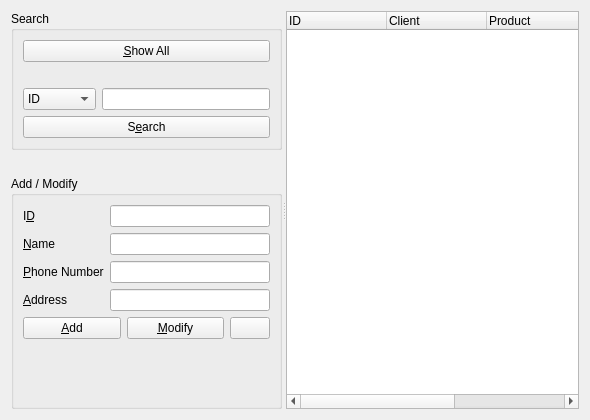
The window that CSApp/ordermanagerform.ui (Jeong77777/Project_ClientChatManagementProgram_Qt) describes before a commit, drawn with Qt 5.
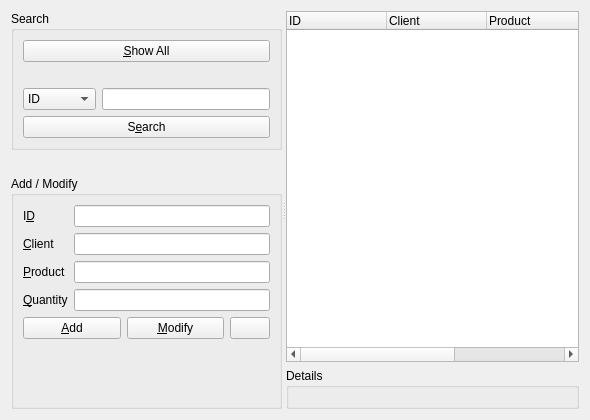
The same window after the commit.

Diff of the .ui file:
```diff
--- a/CSApp/ordermanagerform.ui
+++ b/CSApp/ordermanagerform.ui
@@ -120,36 +120,6 @@
               </property>
              </widget>
             </item>
-            <item row="1" column="0">
-             <widget class="QLabel" name="nameLabel">
-              <property name="text">
-               <string>&amp;Name</string>
-              </property>
-              <property name="buddy">
-               <cstring>nameLineEdit</cstring>
-              </property>
-             </widget>
-            </item>
-            <item row="3" column="0">
-             <widget class="QLabel" name="addressLabel">
-              <property name="text">
-               <string>&amp;Address</string>
-              </property>
-              <property name="buddy">
-               <cstring>addressLineEdit</cstring>
-              </property>
-             </widget>
-            </item>
-            <item row="2" column="0">
-             <widget class="QLabel" name="phoneNumberLabel">
-              <property name="text">
-               <string>&amp;Phone Number</string>
-              </property>
-              <property name="buddy">
-               <cstring>phoneNumberLineEdit</cstring>
-              </property>
-             </widget>
-            </item>
             <item row="0" column="1">
              <widget class="QLineEdit" name="idLineEdit">
               <property name="readOnly">
@@ -157,14 +127,48 @@
               </property>
              </widget>
             </item>
+            <item row="1" column="0">
+             <widget class="QLabel" name="clientLabel">
+              <property name="text">
+               <string>&amp;Client</string>
+              </property>
+              <property name="buddy">
+               <cstring>nameLineEdit</cstring>
+              </property>
+             </widget>
+            </item>
             <item row="1" column="1">
              <widget class="QLineEdit" name="nameLineEdit"/>
             </item>
+            <item row="2" column="0">
+             <widget class="QLabel" name="productLabel">
+              <property name="text">
+               <string>&amp;Product</string>
+              </property>
+              <property name="buddy">
+               <cstring>phoneNumberLineEdit</cstring>
+              </property>
+             </widget>
+            </item>
             <item row="2" column="1">
              <widget class="QLineEdit" name="phoneNumberLineEdit"/>
             </item>
+            <item row="3" column="0">
+             <widget class="QLabel" name="quantityLabel">
+              <property name="text">
+               <string>&amp;Quantity</string>
+              </property>
+              <property name="buddy">
+               <cstring>addressLineEdit</cstring>
+              </property>
+             </widget>
+            </item>
             <item row="3" column="1">
-             <widget class="QLineEdit" name="addressLineEdit"/>
+             <widget class="QLineEdit" name="addressLineEdit">
+              <property name="inputMask">
+               <string/>
+              </property>
+             </widget>
             </item>
            </layout>
           </item>
@@ -251,6 +255,32 @@
          </column>
         </widget>
        </item>
+       <item>
+        <widget class="QGroupBox" name="detailsGroupBox">
+         <property name="sizePolicy">
+          <sizepolicy hsizetype="Preferred" vsizetype="Fixed">
+           <horstretch>0</horstretch>
+           <verstretch>0</verstretch>
+          </sizepolicy>
+         </property>
+         <property name="minimumSize">
+          <size>
+           <width>0</width>
+           <height>0</height>
+          </size>
+         </property>
+         <property name="baseSize">
+          <size>
+           <width>0</width>
+           <height>10</height>
+          </size>
+         </property>
+         <property name="title">
+          <string>Details</string>
+         </property>
+         <layout class="QVBoxLayout" name="verticalLayout_4"/>
+        </widget>
+       </item>
       </layout>
      </widget>
     </widget>
```
